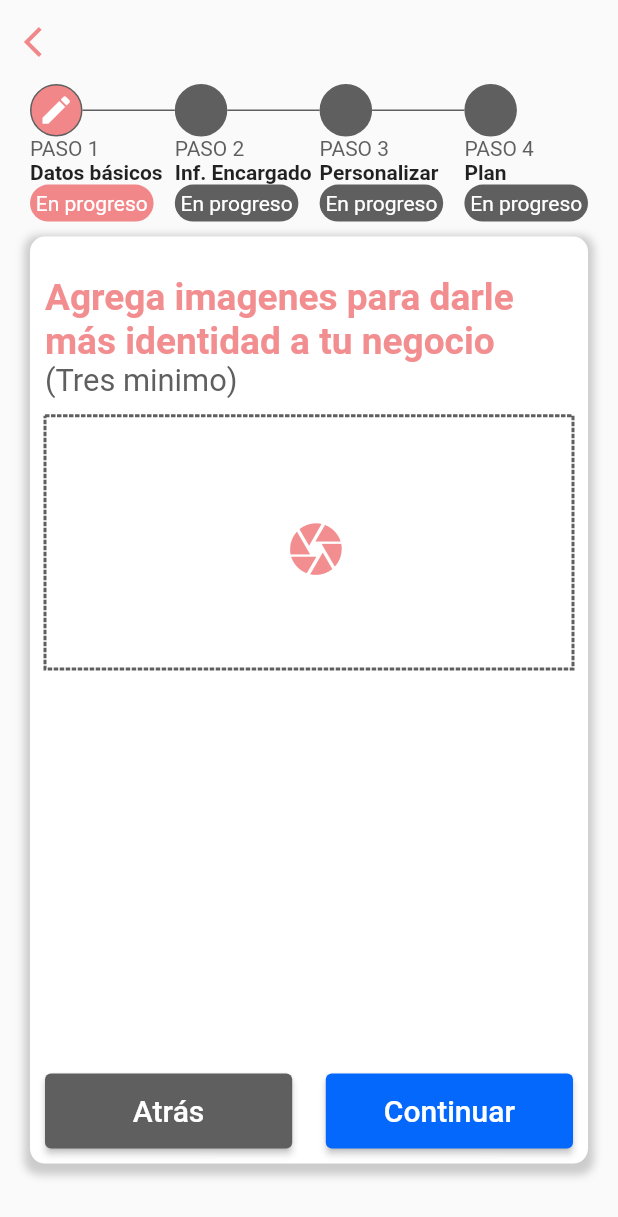
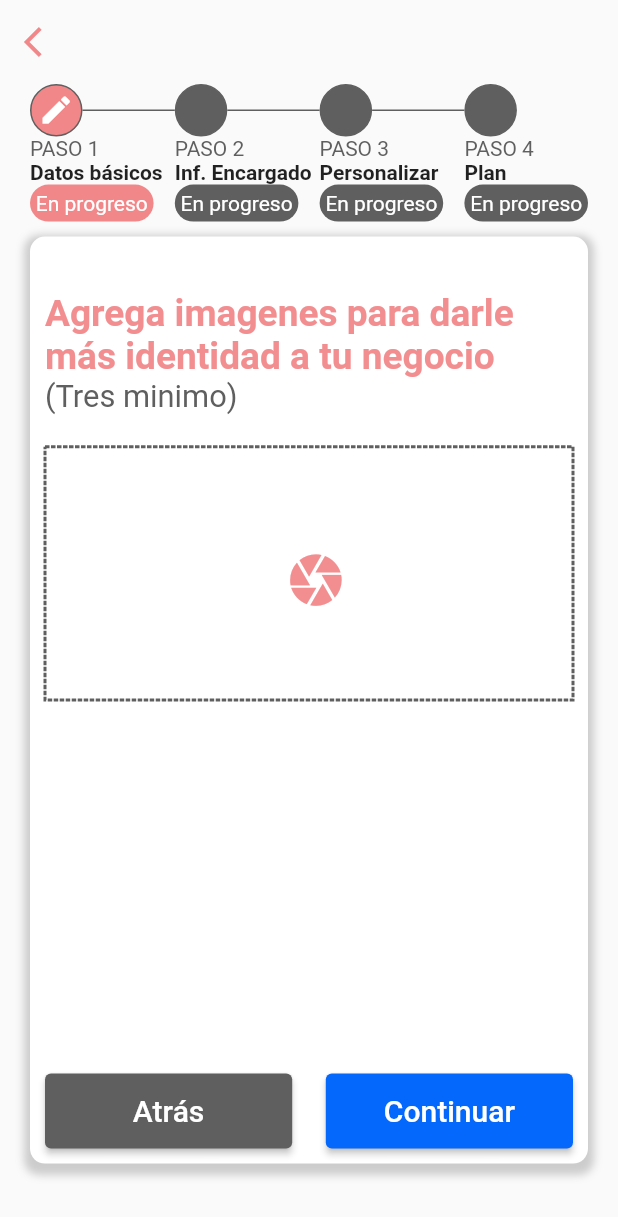
Before and after one commit to jesusManuelJuarez/FinderPymes, a Flutter app: the DatosEmpresaPage screen opened directly, swiped to page 3, on a phone screen of 412 x 824 dp. Shown: the top 1217 px of the screen. Run offline on Flutter 3.47's test engine with Material 2 defaults, Android fonts, the light colour scheme and no system bars; drawn by our look-alikes of dotted_border.

Commit message:
Se resolvieron problemas responsive

```diff
--- a/lib/feature/pymes/presentation/pages/datosEmpresa.dart
+++ b/lib/feature/pymes/presentation/pages/datosEmpresa.dart
@@ -244,7 +244,7 @@
       Container(
         margin: const EdgeInsets.symmetric(horizontal: 20.0, vertical: 10),
         padding: const EdgeInsets.symmetric(vertical: 10),
-        height: SizeResponsize.blockSizeVertical(75.0),
+        height: SizeResponsize.safeBlockVertical(75.0),
         width: double.infinity,
         decoration: BoxDecoration(
             color: const Color.fromARGB(255, 255, 255, 255),
@@ -483,7 +483,7 @@
       Container(
         margin: const EdgeInsets.symmetric(horizontal: 20.0, vertical: 10),
         padding: const EdgeInsets.symmetric(vertical: 10),
-        height: SizeResponsize.blockSizeVertical(75.0),
+        height: SizeResponsize.safeBlockVertical(75.0),
         width: double.infinity,
         decoration: BoxDecoration(
             color: const Color.fromARGB(255, 255, 255, 255),
@@ -689,7 +689,7 @@
       Container(
         margin: const EdgeInsets.symmetric(horizontal: 20.0, vertical: 10),
         padding: const EdgeInsets.symmetric(vertical: 10),
-        height: SizeResponsize.blockSizeVertical(75.0),
+        height: SizeResponsize.safeBlockVertical(75.0),
         width: double.infinity,
         decoration: BoxDecoration(
             color: const Color.fromARGB(255, 255, 255, 255),
@@ -746,7 +746,7 @@
                 ),
               ),
               SizedBox(
-                height: SizeResponsize.blockSizeVertical(30.0),
+                height: SizeResponsize.blockSizeVertical(25.0),
               ),
               SizedBox(
                 child: Row(
--- a/lib/feature/pymes/presentation/pages/registerPymes.dart
+++ b/lib/feature/pymes/presentation/pages/registerPymes.dart
@@ -25,7 +25,7 @@
         child: SafeArea(
             child: FractionallySizedBox(
           alignment: Alignment.bottomCenter,
-          heightFactor: 0.45,
+          heightFactor: 0.50,
           child: Container(
             padding: const EdgeInsets.all(20),
             decoration: BoxDecoration(
@@ -51,7 +51,7 @@
                     fontSize: 20,
                   ),
                 ),
-                SizedBox(height: SizeResponsize.safeBlockVertical(5)),
+                SizedBox(height: SizeResponsize.safeBlockVertical(1)),
                 ElevatedButton(
                   onPressed: () => Navigator.push(
                     context,
```
